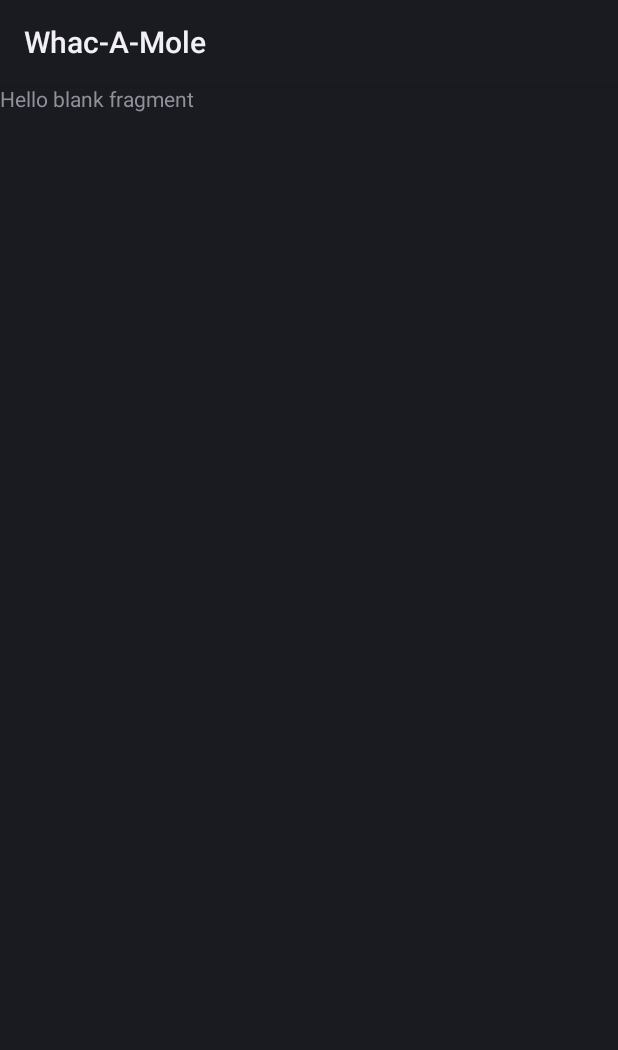
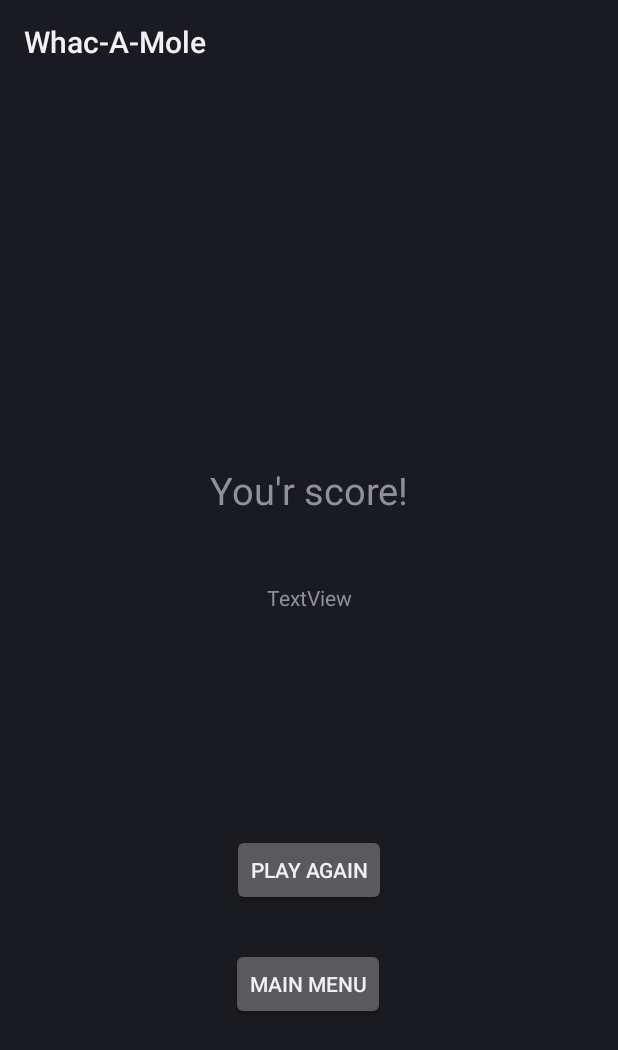
Before and after one commit to Belkanoid/Whac-A-Mole, an Android app: the layout fragment_result.xml on its own in the app's theme, with its tools: preview values and no code run, on a phone screen of 412 x 824 dp. Shown: the top 1050 px of the screen. Run offline under Robolectric (Android 15) with nearby library versions, the phone set to English and light mode, and no system bars.

Commit message:
minor improvements: new result View, SharedPreferences

```diff
--- a/app/src/main/java/com/belkanoid/whac_a_mole/common/Constants.kt
+++ b/app/src/main/java/com/belkanoid/whac_a_mole/common/Constants.kt
@@ -2,4 +2,5 @@ package com.belkanoid.whac_a_mole.common
 
 object Constants {
     const val time : Long = 30000
+    const val score : String = "score"
 }
--- a/app/src/main/java/com/belkanoid/whac_a_mole/viewModel/GameViewModel.kt
+++ b/app/src/main/java/com/belkanoid/whac_a_mole/viewModel/GameViewModel.kt
@@ -8,8 +8,6 @@ class GameViewModel : ViewModel() {
     private val _score = MutableLiveData(0)
     val score : LiveData<Int> = _score
 
-    fun getScore() = _score.value
-
     fun inScore() {
         _score.value = _score.value?.plus(1)
     }
--- a/app/src/main/res/layout/fragment_entry_menu.xml
+++ b/app/src/main/res/layout/fragment_main_menu.xml
@@ -4,7 +4,7 @@
     xmlns:tools="http://schemas.android.com/tools"
     android:layout_width="match_parent"
     android:layout_height="match_parent"
-    tools:context=".view.EntryMenuFragment">
+    tools:context=".view.MainMenuFragment">
 
 
     <Button
--- a/app/src/main/res/layout/fragment_result.xml
+++ b/app/src/main/res/layout/fragment_result.xml
@@ -1,14 +1,53 @@
 <?xml version="1.0" encoding="utf-8"?>
-<FrameLayout xmlns:android="http://schemas.android.com/apk/res/android"
+<androidx.constraintlayout.widget.ConstraintLayout xmlns:android="http://schemas.android.com/apk/res/android"
+    xmlns:app="http://schemas.android.com/apk/res-auto"
     xmlns:tools="http://schemas.android.com/tools"
+    android:id="@+id/frameLayout"
     android:layout_width="match_parent"
     android:layout_height="match_parent"
     tools:context=".view.ResultFragment">
 
-    <!-- TODO: Update blank fragment layout -->
     <TextView
-        android:layout_width="match_parent"
-        android:layout_height="match_parent"
-        android:text="@string/hello_blank_fragment" />
+        android:id="@+id/game_score"
+        android:layout_width="165dp"
+        android:layout_height="44dp"
+        android:layout_marginBottom="40dp"
+        android:gravity="center"
+        tools:text="You'r score!"
+        android:textSize="25sp"
+        app:layout_constraintBottom_toTopOf="@+id/max_score"
+        app:layout_constraintEnd_toEndOf="parent"
+        app:layout_constraintStart_toStartOf="parent" />
 
-</FrameLayout>
+    <Button
+        android:id="@+id/play_button"
+        android:layout_width="wrap_content"
+        android:layout_height="wrap_content"
+        android:layout_marginBottom="28dp"
+        android:text="@string/play_again"
+        app:layout_constraintBottom_toTopOf="@+id/home_button"
+        app:layout_constraintEnd_toEndOf="parent"
+        app:layout_constraintStart_toStartOf="parent" />
+
+    <Button
+        android:id="@+id/home_button"
+        android:layout_width="wrap_content"
+        android:layout_height="wrap_content"
+        android:layout_marginBottom="144dp"
+        android:text="@string/main_menu"
+        app:layout_constraintBottom_toBottomOf="parent"
+        app:layout_constraintEnd_toEndOf="parent"
+        app:layout_constraintHorizontal_bias="0.498"
+        app:layout_constraintStart_toStartOf="parent" />
+
+    <TextView
+        android:id="@+id/max_score"
+        android:layout_width="wrap_content"
+        android:layout_height="wrap_content"
+        android:layout_marginBottom="148dp"
+        android:gravity="center"
+        android:text="TextView"
+        app:layout_constraintBottom_toTopOf="@+id/play_button"
+        app:layout_constraintEnd_toEndOf="parent"
+        app:layout_constraintStart_toStartOf="parent" />
+</androidx.constraintlayout.widget.ConstraintLayout>
--- a/app/src/main/res/layout/list_item_hole.xml
+++ b/app/src/main/res/layout/list_item_hole.xml
@@ -5,6 +5,7 @@
 
     <ImageView
         android:id="@+id/hole_mole"
+        android:src="@drawable/hole"
         android:layout_width="wrap_content"
         android:layout_height="100dp"/>
 </LinearLayout>
--- a/app/src/main/res/values/strings.xml
+++ b/app/src/main/res/values/strings.xml
@@ -5,4 +5,8 @@
     <string name="rules">RULES: the game continues for 30 seconds, during which you need to score the maximum number of points</string>
     <!-- TODO: Remove or change this placeholder text -->
     <string name="hello_blank_fragment">Hello blank fragment</string>
+    <string name="play_again">Play Again</string>
+    <string name="main_menu">main menu</string>
+    <string name="max_score">MAX SCORE %1$s</string>
+    <string name="score">SCORE %1$s</string>
 </resources>
```
Also changed, not shown: app/src/main/java/com/belkanoid/whac_a_mole/MainActivity.kt (+17 -12 lines), app/src/main/java/com/belkanoid/whac_a_mole/common/Callbacks.kt (added, +12 -0 lines), app/src/main/java/com/belkanoid/whac_a_mole/common/SharedPreferences.kt (added, +19 -0 lines), app/src/main/java/com/belkanoid/whac_a_mole/view/GameFragment.kt (+28 -40 lines), app/src/main/java/com/belkanoid/whac_a_mole/view/MainMenuFragment.kt (renamed from app/src/main/java/com/belkanoid/whac_a_mole/view/EntryMenuFragment.kt, +11 -7 lines), app/src/main/java/com/belkanoid/whac_a_mole/view/ResultFragment.kt (+51 -4 lines).
